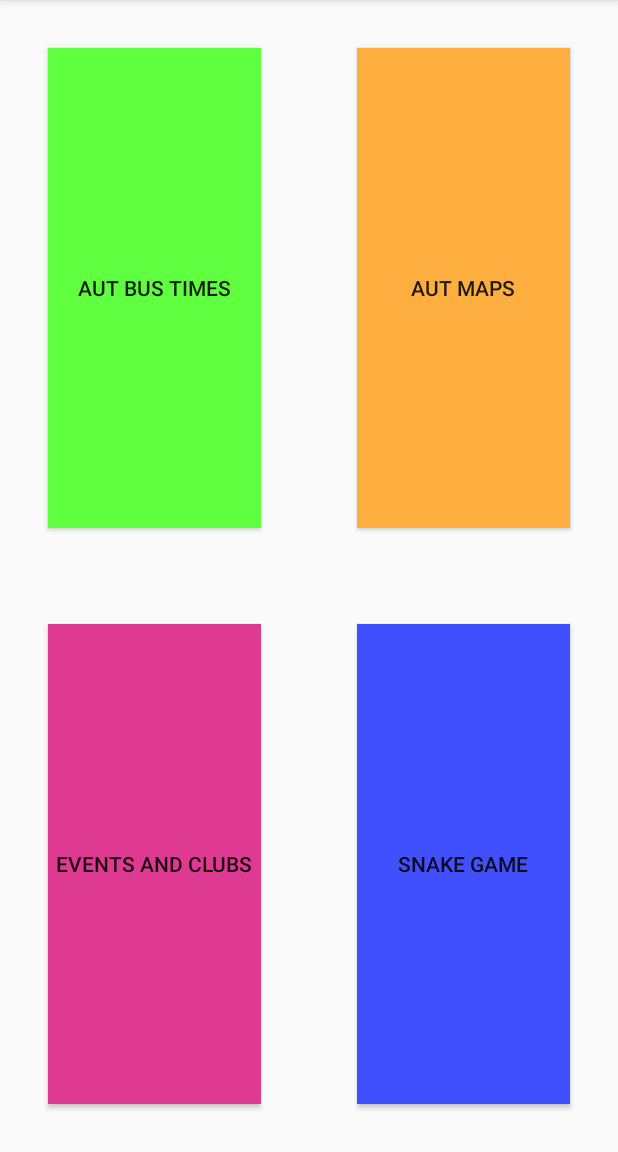
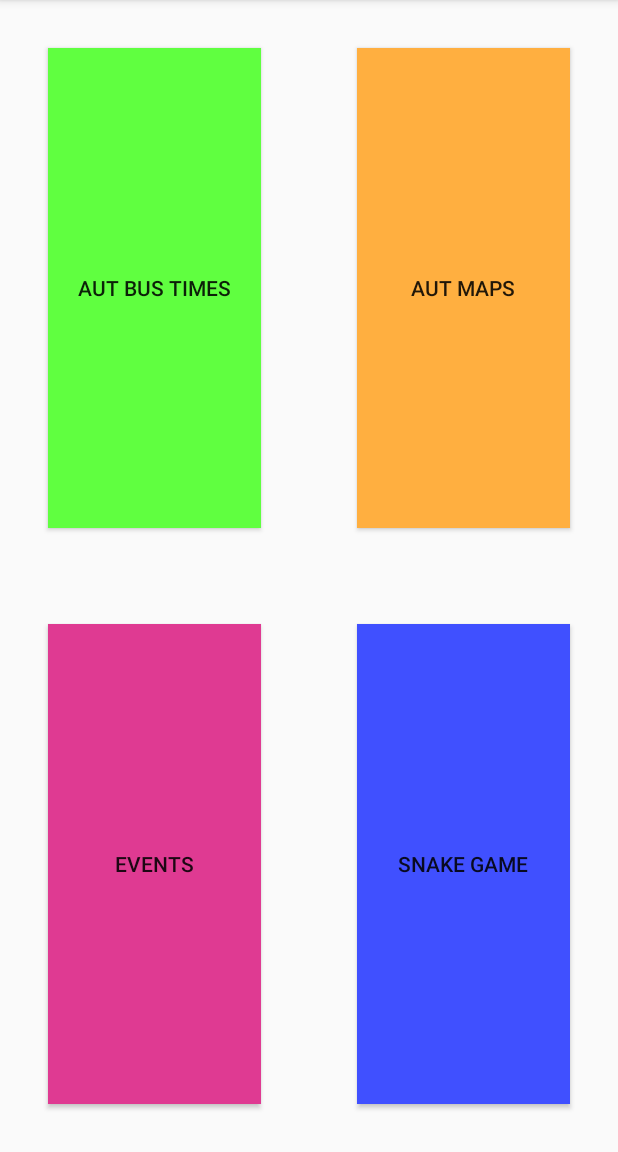
Before and after one commit to PhilipAUT/sdp2018, an Android app: the screen it shows after launch (MainMenu), on a phone screen of 412 x 824 dp, the part 84-1236 px from its top. Run offline under Robolectric (Android 15) with nearby library versions, the phone set to English and light mode, and no system bars.

Commit message:
added string

```diff
--- a/app/src/main/java/com/aut/sdp2018/autuniapp/Events.java
+++ b/app/src/main/java/com/aut/sdp2018/autuniapp/Events.java
@@ -9,6 +9,9 @@ public class Events extends AppCompatActivity {
     protected void onCreate(Bundle savedInstanceState) {
         super.onCreate(savedInstanceState);
         setContentView(R.layout.activity_events);
+        System.out.print("Events Opened\n");
     }
 
+
+
 }
--- a/app/src/main/res/layout/activity_main_menu.xml
+++ b/app/src/main/res/layout/activity_main_menu.xml
@@ -48,7 +48,7 @@
         android:layout_marginTop="32dp"
         android:background="@color/eventColour"
         android:onClick="openEventsActivity"
-        android:text="@string/event_button"
+        android:text="EVENTS"
         app:layout_constraintBottom_toBottomOf="parent"
         app:layout_constraintEnd_toStartOf="@+id/button4"
         app:layout_constraintStart_toStartOf="parent"
```
Also changed, not shown: app/src/main/res/layout/activity_events.xml (+6 -1 lines).
